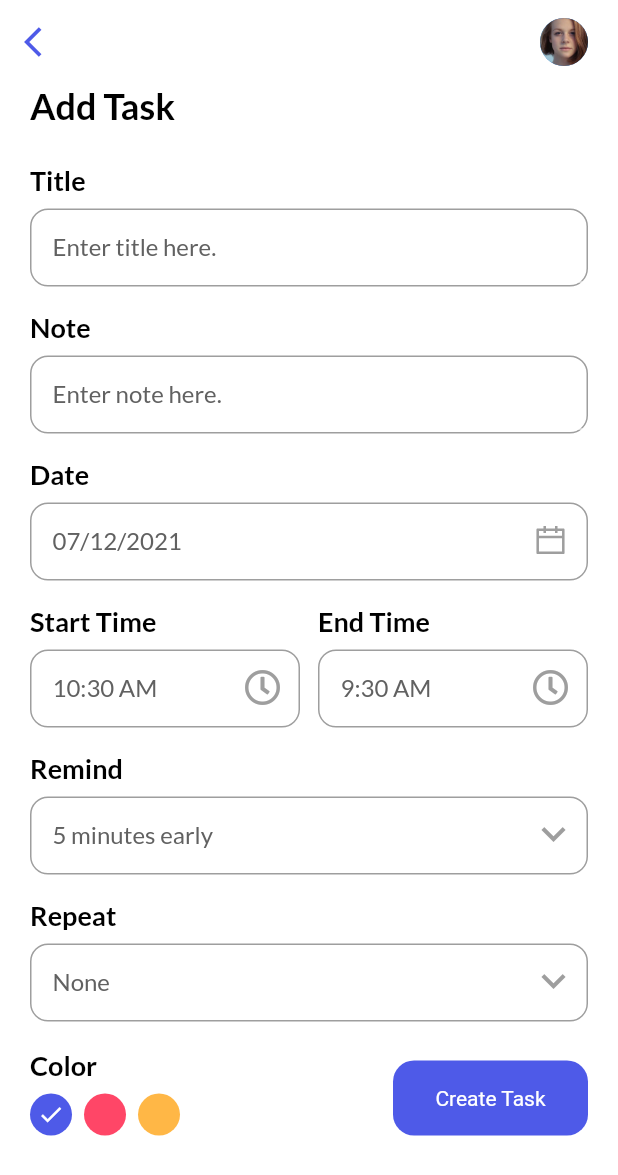
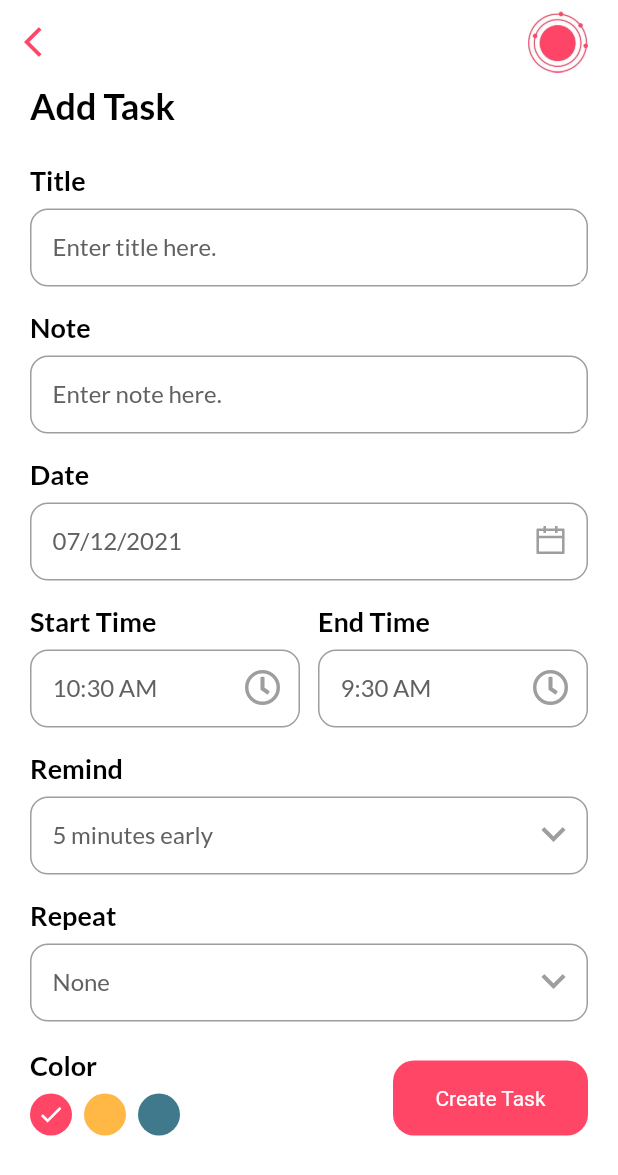
Before and after one commit to TomHuynhSG/Orb, a Flutter app: the screen it shows after launch, after a tap on "+ Add Task", on a phone screen of 412 x 824 dp. Shown: the top 1175 px of the screen. Run offline on Flutter 3.47's test engine with Material 2 defaults, Android fonts, the light colour scheme and no system bars; our stand-ins replace date_picker_timeline, flutter_icons, flutter_local_notifications, flutter_native_timezone, flutter_staggered_animations, flutter_svg and 6 more; accounts and stored records are empty.

Commit message:
upgrade UI
- add logo
- add  new task svg
- Success task will be green
- Change theme colors

```diff
--- a/lib/ui/pages/add_task_page.dart
+++ b/lib/ui/pages/add_task_page.dart
@@ -330,10 +330,11 @@ class _AddTaskPageState extends State<AddTaskPage> {
           child: Icon(Icons.arrow_back_ios, size: 24, color: primaryClr),
         ),
         actions: [
-          CircleAvatar(
-            radius: 16,
-            backgroundImage: AssetImage("images/girl.jpg"),
-          ),
+          Image.asset('images/logo.jpg', width: 40),
+          // CircleAvatar(
+          //   radius: 16,
+          //   backgroundImage: AssetImage("images/girl.jpg"),
+          // ),
           SizedBox(
             width: 20,
           ),
--- a/lib/ui/pages/home_page.dart
+++ b/lib/ui/pages/home_page.dart
@@ -181,10 +181,11 @@ class _HomePageState extends State<HomePage> {
               color: Get.isDarkMode ? Colors.white : darkGreyClr),
         ),
         actions: [
-          CircleAvatar(
-            radius: 16,
-            backgroundImage: AssetImage("images/girl.jpg"),
-          ),
+          Image.asset('images/logo.jpg', width: 40),
+          // CircleAvatar(
+          //   radius: 20,
+          //   backgroundImage: AssetImage("images/logo.jpg"),
+          // ),
           SizedBox(
             width: 20,
           ),
@@ -295,14 +296,14 @@ class _HomePageState extends State<HomePage> {
                     _taskController.markTaskCompleted(task.id!);
                     Get.back();
                   },
-                  clr: primaryClr),
+                  clr: successClr),
           _buildBottomSheetButton(
               label: "Delete Task",
               onTap: () {
                 _taskController.deleteTask(task);
                 Get.back();
               },
-              clr: Colors.red[300]!),
+              clr: Colors.red[900]!),
           SizedBox(
             height: 20,
           ),
--- a/lib/ui/theme.dart
+++ b/lib/ui/theme.dart
@@ -2,9 +2,10 @@ import 'package:flutter/material.dart';
 import 'package:google_fonts/google_fonts.dart';
 import 'package:get/get.dart';
 
-const Color bluishClr = Color(0xFF4e5ae8);
-const Color yellowClr = Color(0xFFFFB746);
-const Color pinkClr = Color(0xFFff4667);
+const Color bluishClr = Color(0xFFff4667);
+const Color yellowClr = Color(0xFF40798C);
+const Color pinkClr = Color(0xFFFFB746);
+const Color successClr = Color(0xFF22bb33);
 const Color white = Colors.white;
 const primaryClr = bluishClr;
 const Color darkGreyClr = Color(0xFF121212);
--- a/lib/ui/widgets/task_tile.dart
+++ b/lib/ui/widgets/task_tile.dart
@@ -23,7 +23,7 @@ class TaskTile extends StatelessWidget {
         //  width: SizeConfig.screenWidth * 0.78,
         decoration: BoxDecoration(
           borderRadius: BorderRadius.circular(16),
-          color: _getBGClr(task.color),
+          color: task.isCompleted == 1 ? successClr : _getBGClr(task.color),
         ),
         child: Row(children: [
           Expanded(
```
Also changed, not shown: images/girl.jpg (deleted), images/logo.jpg (added), images/task.svg, lib/ui/widgets/input_field.dart (line endings or trailing spaces).
